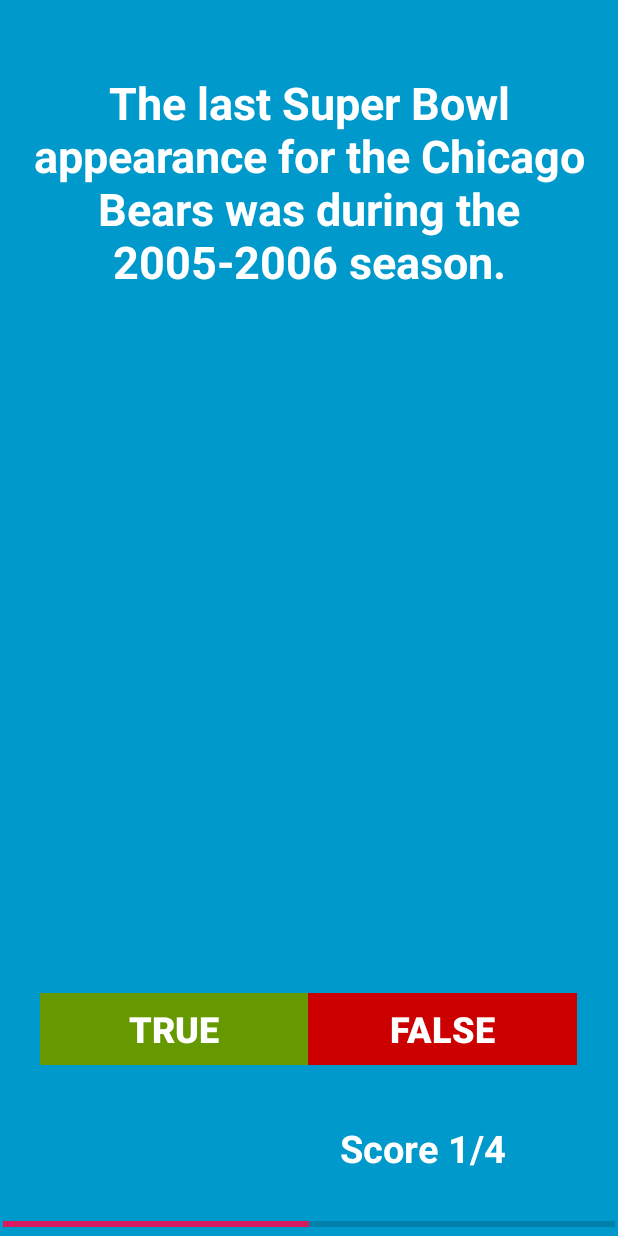
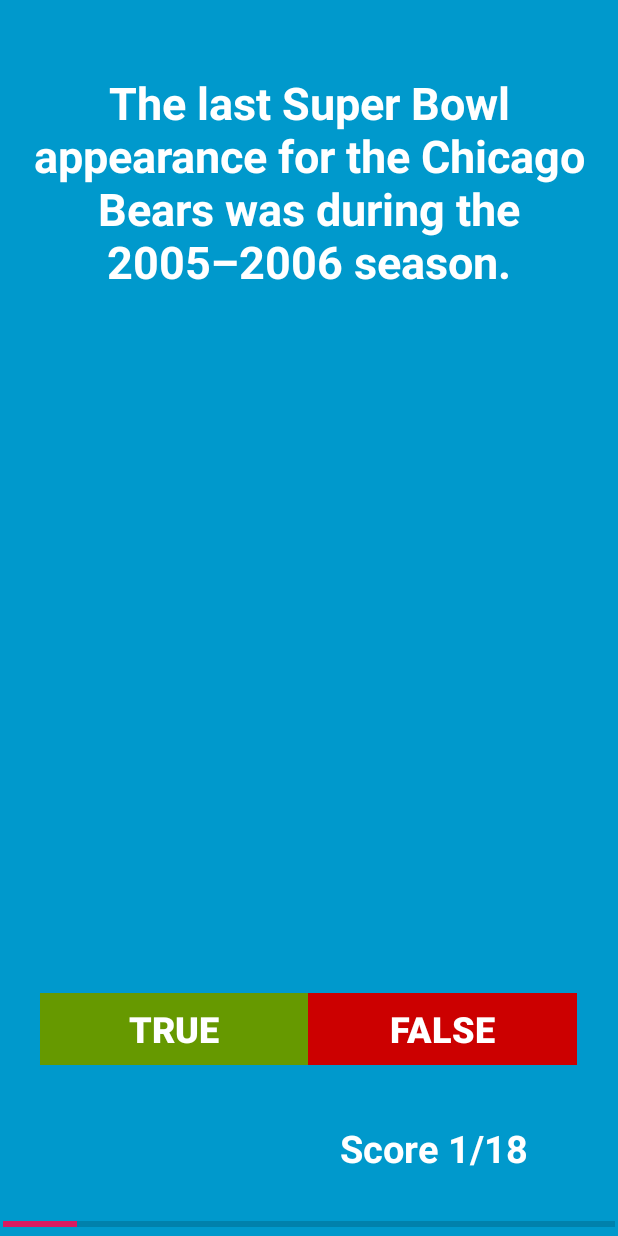
Before and after one commit to amvitkus/ChicagoBearsQuizzler, an Android app: the screen it shows after launch (MainActivity), after a tap on "FALSE", on a phone screen of 412 x 824 dp. Run offline under Robolectric (Android 15) with nearby library versions, the phone set to English and light mode, and no system bars; 1 other tap on this screen came first.

Commit message:
Fixed strings.xml format warnings. Added some more quiz questions, up to 18.
Signed-off-by: arasmv <amvitkus@gmail.com>

```diff
--- a/app/src/main/java/com/arasvitkus/chicagobearsquizzler/MainActivity.java
+++ b/app/src/main/java/com/arasvitkus/chicagobearsquizzler/MainActivity.java
@@ -27,7 +27,21 @@ public class MainActivity extends AppCompatActivity {
             new TrueFalse(R.string.question_1, true),
             new TrueFalse(R.string.question_2, true),
             new TrueFalse(R.string.question_3, true),
-            new TrueFalse(R.string.question_4, true)
+            new TrueFalse(R.string.question_4, true),
+            new TrueFalse(R.string.question_5, false),
+            new TrueFalse(R.string.question_6, false),
+            new TrueFalse(R.string.question_7, true),
+            new TrueFalse(R.string.question_8, true),
+            new TrueFalse(R.string.question_9, false),
+            new TrueFalse(R.string.question_10, false),
+            new TrueFalse(R.string.question_11, false),
+            new TrueFalse(R.string.question_12, false),
+            new TrueFalse(R.string.question_13, true),
+            new TrueFalse(R.string.question_14, false),
+            new TrueFalse(R.string.question_15, false),
+            new TrueFalse(R.string.question_16, true),
+            new TrueFalse(R.string.question_17, false),
+            new TrueFalse(R.string.question_18, false)
     };
 
     //Progress bar constant, had to move here for the code to work properly
--- a/app/src/main/res/values/strings.xml
+++ b/app/src/main/res/values/strings.xml
@@ -10,6 +10,20 @@
 
     <string name="question_1">Former Chicago Bears quarterback Jay Cutler wore the number 6 on his jersey.</string>
     <string name="question_2">Running back Walter Payton had the nickname "Sweetness".</string>
-    <string name="question_3">The last Super Bowl appearance for the Chicago Bears was during the 2005-2006 season.</string>
+    <string name="question_3">The last Super Bowl appearance for the Chicago Bears was during the 2005&#8211;2006 season.</string>
     <string name="question_4">Former Chicago Bears wide receiver and first round pick David Terrell wore 83 on his jersey.</string>
+    <string name="question_5">Running back Matt Forte is the current all-time leader in rushing yards for the Chicago Bears.</string>
+    <string name="question_6">Quarterback George Halas wore the number 3 on his jersey.</string>
+    <string name="question_7">Former Chicago Bears wide receiver Brandon Marshall set the all-time team record in receptions in 2012.</string>
+    <string name="question_8">The Chicago Bears traded wide receiver Marty Booker for Miami Dolphins defensive end Adewale Ogunleye in 2005.</string>
+    <string name="question_9">Kicker Kevin Butler is the all-time scoring leader for the Chicago Bears.</string>
+    <string name="question_10">Defensive lineman Dan Hampton is the all-time sack leader for the Chicago Bears.</string>
+    <string name="question_11">Quarterback Sid Luckman is the all-time passing yards leader for the Chicago Bears.</string>
+    <string name="question_12">Return specialist Devin Hester was drafted in 4th round of the 2006 NFL Draft.</string>
+    <string name="question_13">Former Chicago Bears running back Anthony Thomas won the Offensive Rookie of the Year award in 2001.</string>
+    <string name="question_14">Former Chicago Bears wide receiver Alshon Jeffrey was drafted in the 3rd round of the 2011 NFL Draft.</string>
+    <string name="question_15">Former Chicago Bears center Olin Kreutz wore the number 58 on his jersey.</string>
+    <string name="question_16">The Chicago Bears finished the regular season 15&#8211;1 and during their 1985 Super Bowl winning season.</string>
+    <string name="question_17">Defensive lineman Steve McMichael is the all-time career leader in tackles for the Chicago Bears.</string>
+    <string name="question_18">Former head coach Lovie Smith lead the Bears to a 12&#8211;4 record in 2006 during their Super Bowl losing season.</string>
 </resources>
```
